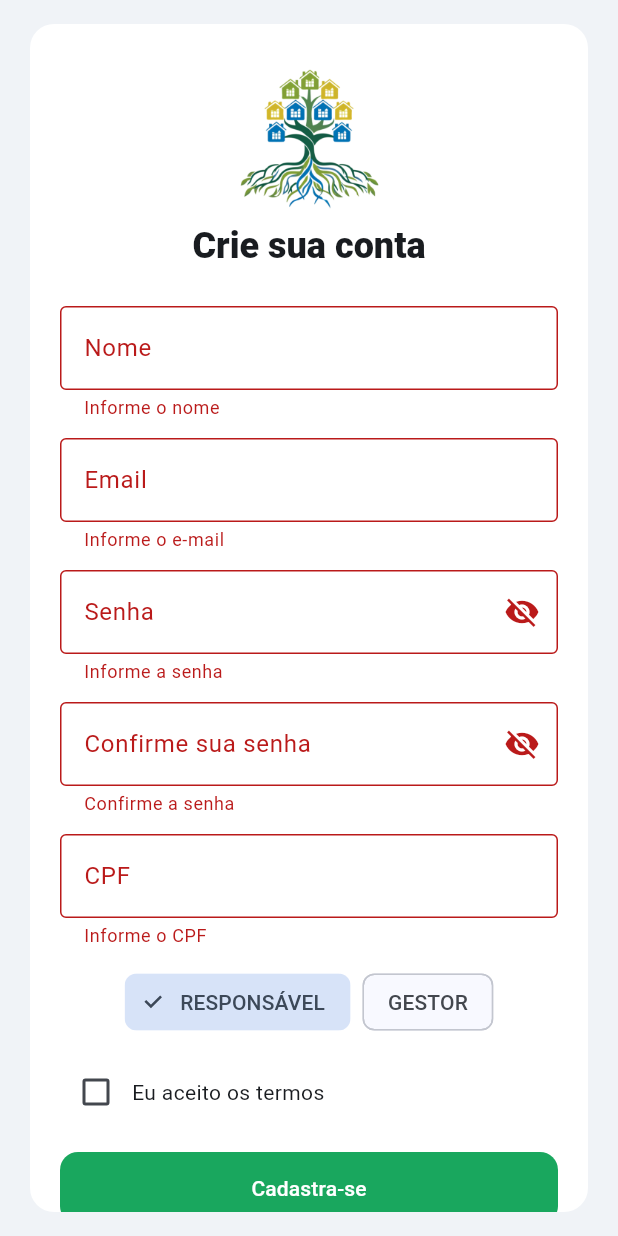
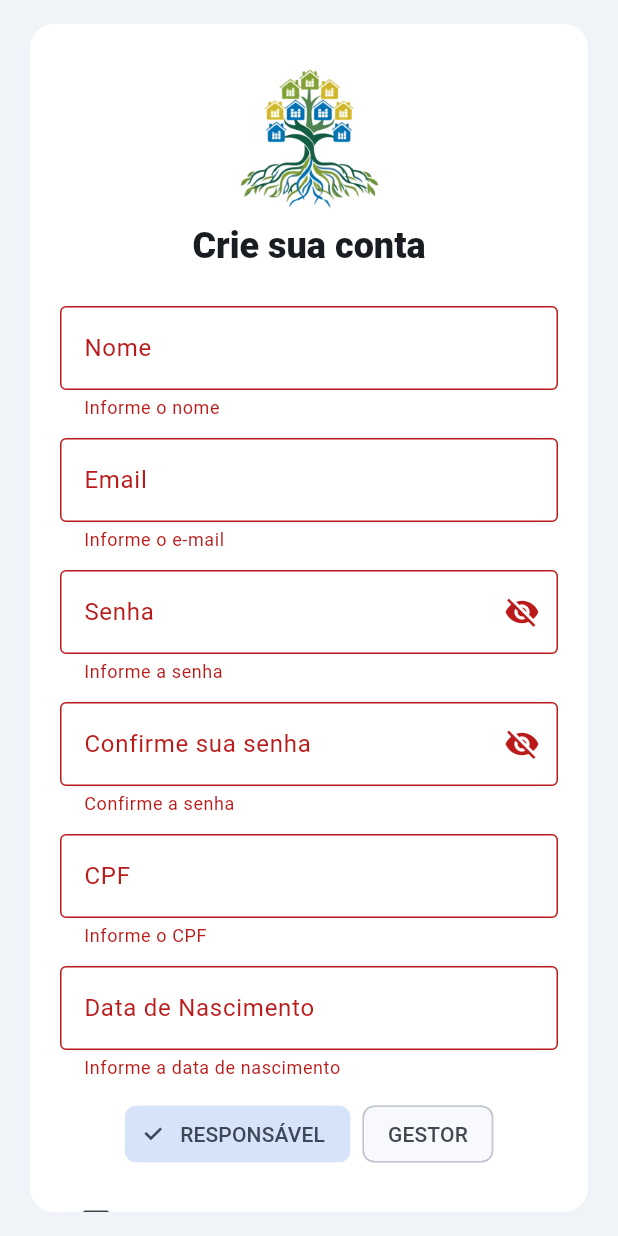
Before and after one commit to Dev-Sphere-Enterprise/FamiliaEscolaApp, a Flutter app: the RegisterPage screen opened directly, after a tap on "Cadastra-se", on a phone screen of 412 x 824 dp. Run offline on Flutter 3.47's test engine with Material 3 defaults, Android fonts, the light colour scheme and no system bars; our stand-ins replace cloud_firestore, firebase_auth, firebase_core; accounts and stored records are empty.

Commit message:
Adicionando campo de data

```diff
--- a/lib/pages/register_page.dart
+++ b/lib/pages/register_page.dart
@@ -16,6 +16,7 @@ class _RegisterPageState extends State<RegisterPage> {
   final _passCtrl = TextEditingController();
   final _confirmPassCtrl = TextEditingController();
   final _cpfCtrl = TextEditingController();
+  final _birthDateCtrl = TextEditingController();
 
   bool _obscurePass = true;
   bool _obscureConfirm = true;
@@ -30,6 +31,7 @@ class _RegisterPageState extends State<RegisterPage> {
     _passCtrl.dispose();
     _confirmPassCtrl.dispose();
     _cpfCtrl.dispose();
+    _birthDateCtrl.dispose();
     super.dispose();
   }
 
@@ -55,6 +57,7 @@ class _RegisterPageState extends State<RegisterPage> {
         "name": _nameCtrl.text.trim(),
         "email": _emailCtrl.text.trim(),
         "cpf": _cpfCtrl.text.trim(),
+        "dataNascimento": _birthDateCtrl.text.trim(),
         "role": _role, // gestao ou responsavel
         "createdAt": FieldValue.serverTimestamp(),
       });
@@ -231,6 +234,19 @@ class _RegisterPageState extends State<RegisterPage> {
                         ),
                         const SizedBox(height: 12),
 
+                        TextFormField(
+                          controller: _birthDateCtrl,
+                          keyboardType: TextInputType.datetime,
+                          decoration: const InputDecoration(
+                            labelText: 'Data de Nascimento',
+                            hintText: 'dd/mm/aaaa',
+                            border: OutlineInputBorder(),
+                          ),
+                          validator: (v) =>
+                          v!.trim().isEmpty ? 'Informe a data de nascimento' : null,
+                        ),
+                        const SizedBox(height: 12),
+
                         // Botões de seleção de role
                         Row(
                           mainAxisAlignment: MainAxisAlignment.center,
```
